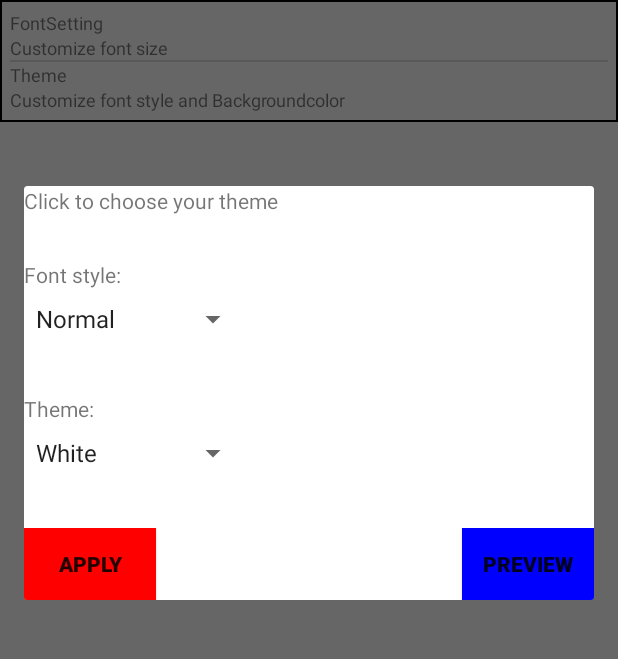
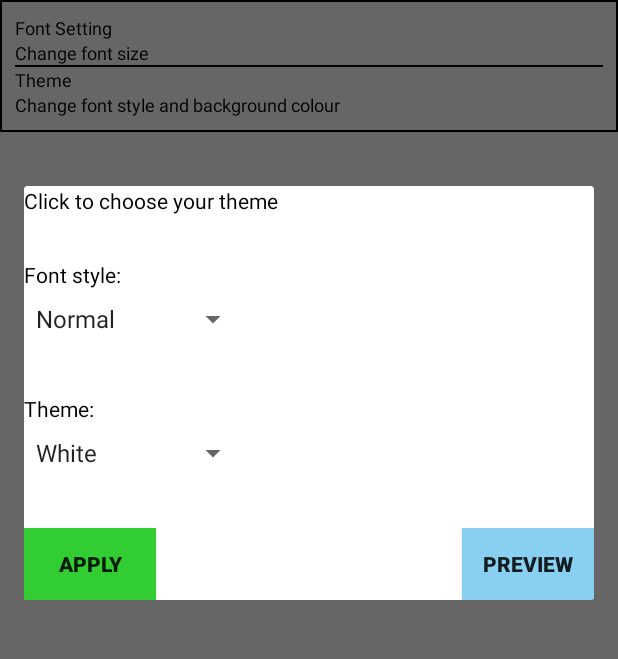
Before and after one commit to Sean-Coll/Sign_In_Register, an Android app: the fragment settingFragment shown on its own in the app's theme, after a tap on "Theme", on a phone screen of 412 x 824 dp, the part 225-884 px from its top. Run offline under Robolectric (Android 15) with nearby library versions, the phone set to English and light mode, and no system bars.

Commit message:
Changed database structure so username is retrieved from profile page. Other cosmetic changes: Changed colours for background to improve contrast Adjusted spelling
Just need to add more audio descriptions.

```diff
--- a/app/src/main/java/com/example/sign_in_register/fragments/settingFragment.java
+++ b/app/src/main/java/com/example/sign_in_register/fragments/settingFragment.java
@@ -44,7 +44,7 @@ public class settingFragment extends Fragment {
 
     // create and set spinner array
     final int[] Fontstylearray = {0,1,2,3};
-    final String[] Themearray = {"#FFFFFFFF","#FF0000","#FF018786","#FF6200EE"};
+    final String[] Themearray = {"#FFFFFFFF","#FFff6161","#FF03DAC5","#FFBB86FC"};
 
     //create List view and save as item object
     private List<Item> list = new ArrayList<Item>();
@@ -156,8 +156,8 @@ public class settingFragment extends Fragment {
 
 
         //create item object without extraparameter, if you want with some other feature, use extra Parameter
-        Item FontSize = new Item("FontSetting","Customize font size");
-        Item Theme = new Item("Theme","Customize font style and Backgroundcolor");
+        Item FontSize = new Item("Font Setting","Change font size");
+        Item Theme = new Item("Theme","Change font style and background colour");
 
         if(list.size() < 2)
         {
--- a/app/src/main/res/drawable/settinglistview.xml
+++ b/app/src/main/res/drawable/settinglistview.xml
@@ -1,8 +1,8 @@
 <?xml version="1.0" encoding="utf-8"?>
 <shape xmlns:android="http://schemas.android.com/apk/res/android">
-    <stroke android:width="1dp" android:color="#000000" />
-    <padding android:left="7dp"
-        android:top="7dp"
-        android:right="7dp"
-        android:bottom="7dp" />
+    <stroke android:width="1dp" android:color="@color/black" />
+    <padding android:left="10dp"
+        android:top="10dp"
+        android:right="10dp"
+        android:bottom="10dp" />
 </shape>
--- a/app/src/main/res/layout/fontsizedialog.xml
+++ b/app/src/main/res/layout/fontsizedialog.xml
@@ -8,6 +8,7 @@
         android:id="@+id/displaytext"
         android:layout_width="match_parent"
         android:layout_height="wrap_content"
+        android:textColor="@color/black"
         android:text="Sawp to change font size" />
 
     <LinearLayout
@@ -40,7 +41,7 @@
             android:layout_width="wrap_content"
             android:layout_height="wrap_content"
             android:layout_alignParentLeft="true"
-            android:background="@color/red"
+            android:background="@color/green"
             android:text="Apply"
             android:textStyle="bold" />
 
@@ -49,7 +50,7 @@
             android:layout_width="wrap_content"
             android:layout_height="wrap_content"
             android:layout_alignParentRight="true"
-            android:background="@color/blue"
+            android:background="@color/babyblue"
             android:text="Reset"
             android:textStyle="bold" />
 
--- a/app/src/main/res/layout/fragment_setting.xml
+++ b/app/src/main/res/layout/fragment_setting.xml
@@ -30,6 +30,10 @@
             android:id="@+id/Featrue_list"
             android:background="@drawable/settinglistview"
             android:layout_width="match_parent"
-            android:layout_height="wrap_content"/>
+            android:layout_height="wrap_content"
+            android:divider="@color/black"
+            android:dividerHeight="1dp"
+            android:paddingTop="10dp"
+            android:paddingBottom="10dp"/>
     </LinearLayout>
 </FrameLayout>
--- a/app/src/main/res/layout/login_voice.xml
+++ b/app/src/main/res/layout/login_voice.xml
@@ -52,12 +52,14 @@
                 android:layout_width="match_parent"
                 android:gravity="center"
                 android:text="Tap me"
+                android:textColor="@color/black"
                 android:layout_marginTop="20dp"/>
 
             <TextView
                 android:id="@+id/Speech_Output"
                 android:layout_height="wrap_content"
                 android:layout_width="match_parent"
+                android:textColor="@color/black"
                 android:layout_marginTop="20dp"
                 android:gravity="center"/>
 
--- a/app/src/main/res/layout/settingitem.xml
+++ b/app/src/main/res/layout/settingitem.xml
@@ -7,11 +7,13 @@
     <TextView
         android:id="@+id/item_text"
         android:layout_height="wrap_content"
-        android:layout_width="match_parent"/>
+        android:layout_width="match_parent"
+        android:textColor="@color/black"/>
 
     <TextView
         android:id="@+id/item_describtion"
         android:layout_height="wrap_content"
-        android:layout_width="match_parent"/>
+        android:layout_width="match_parent"
+        android:textColor="@color/black"/>
 
 </LinearLayout>
--- a/app/src/main/res/layout/themedialog.xml
+++ b/app/src/main/res/layout/themedialog.xml
@@ -8,6 +8,7 @@
         android:id="@+id/displaytext"
         android:layout_width="match_parent"
         android:layout_height="wrap_content"
+        android:textColor="@color/black"
         android:text="Click to choose your theme" />
 
 
@@ -26,12 +27,14 @@
         <TextView
             android:layout_width="wrap_content"
             android:layout_height="wrap_content"
+            android:textColor="@color/black"
             android:text="Font style:" />
 
         <Spinner
             android:id="@+id/fontstyle"
             android:layout_width="150dp"
             android:layout_height="40dp"
+            android:textColor="@color/black"
             android:entries="@array/fontstyle"
             android:spinnerMode="dialog"/>
 
@@ -44,12 +47,14 @@
         <TextView
             android:layout_width="wrap_content"
             android:layout_height="wrap_content"
+            android:textColor="@color/black"
             android:text="Theme:" />
 
         <Spinner
             android:id="@+id/theme"
             android:layout_width="150dp"
             android:layout_height="40dp"
+            android:textColor="@color/black"
             android:entries="@array/theme"
             android:spinnerMode="dialog"/>
 
@@ -72,7 +77,7 @@
             android:layout_width="wrap_content"
             android:layout_height="wrap_content"
             android:layout_alignParentLeft="true"
-            android:background="@color/red"
+            android:background="@color/green"
             android:text="Apply"
             android:textStyle="bold" />
 
@@ -81,7 +86,7 @@
             android:layout_width="wrap_content"
             android:layout_height="wrap_content"
             android:layout_alignParentRight="true"
-            android:background="@color/blue"
+            android:background="@color/babyblue"
             android:text="Preview"
             android:textStyle="bold" />
 
--- a/app/src/main/res/values/colors.xml
+++ b/app/src/main/res/values/colors.xml
@@ -9,6 +9,7 @@
     <color name="white">#FFFFFFFF</color>
     <color name="red">#FF0000</color>
     <color name="blue">#0000FF</color>
-    <color name="babyblue">#89cff0</color>
+    <color name="babyblue">#89CFF0</color>
     <color name="gray">#808080</color>
+    <color name="green">#32CD32</color>
 </resources>
```
Also changed, not shown: app/src/main/java/com/example/sign_in_register/AdminPage.java (+3 -17 lines), app/src/main/java/com/example/sign_in_register/DBOperations.java (+5 -28 lines), app/src/main/java/com/example/sign_in_register/LoginVoiceActivity.java (+7 -2 lines), 33 other files.
